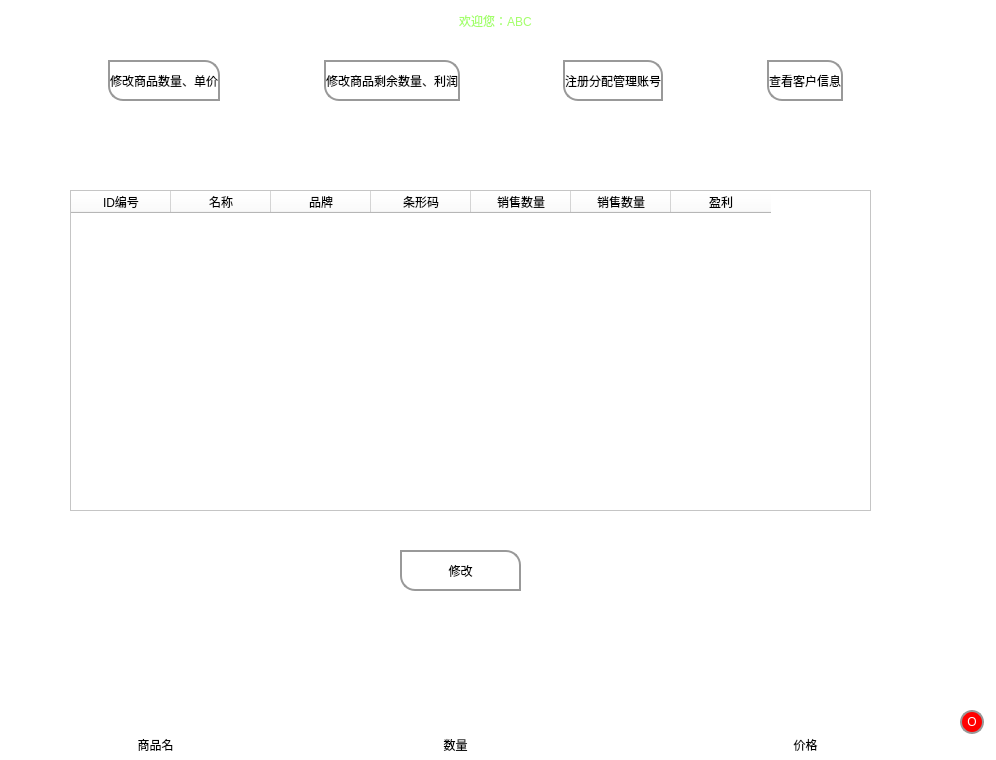
Old version of the form storeUi/store.ui in the repository 97CBR/drivesSystem.
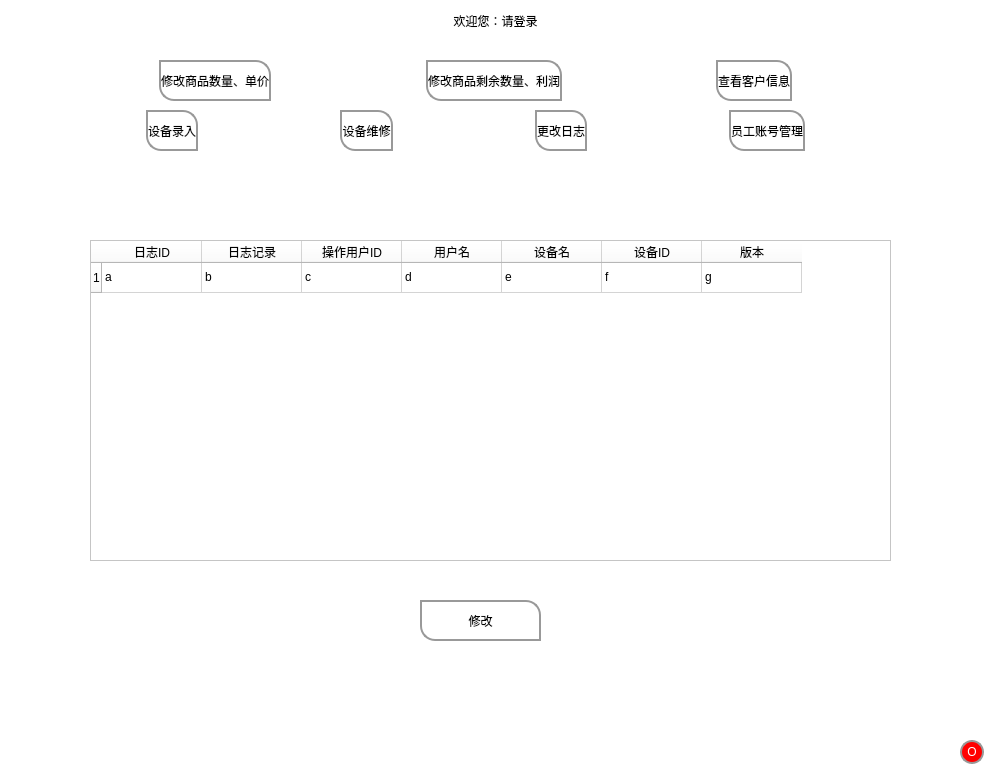
New version of the form. The open tabs and pages were chosen to show the change. Icons and pictures are not drawn.

Commit message: 修改登录页面样式 对管理员页面进行重构 对函数名、变量名进行规范化清理

The edit to the form file:
```diff
--- a/storeUi/store.ui
+++ b/storeUi/store.ui
@@ -6,8 +6,8 @@
    <rect>
     <x>0</x>
     <y>0</y>
-    <width>996</width>
-    <height>760</height>
+    <width>993</width>
+    <height>765</height>
    </rect>
   </property>
   <property name="windowTitle">
@@ -41,7 +41,7 @@
       <x>0</x>
       <y>40</y>
       <width>991</width>
-      <height>671</height>
+      <height>691</height>
      </rect>
     </property>
     <property name="styleSheet">
@@ -858,32 +858,6 @@
          </property>
         </spacer>
        </item>
-       <item>
-        <widget class="QPushButton" name="manager_user">
-         <property name="sizePolicy">
-          <sizepolicy hsizetype="Minimum" vsizetype="Preferred">
-           <horstretch>0</horstretch>
-           <verstretch>0</verstretch>
-          </sizepolicy>
-         </property>
-         <property name="text">
-          <string>注册分配管理账号</string>
-         </property>
-        </widget>
-       </item>
-       <item>
-        <spacer name="horizontalSpacer_9">
-         <property name="orientation">
-          <enum>Qt::Horizontal</enum>
-         </property>
-         <property name="sizeHint" stdset="0">
-          <size>
-           <width>40</width>
-           <height>20</height>
-          </size>
-         </property>
-        </spacer>
-       </item>
        <item>
         <widget class="QPushButton" name="customer_button">
          <property name="sizePolicy">
@@ -915,10 +889,10 @@
      <widget class="QStackedWidget" name="adminstacked">
       <property name="geometry">
        <rect>
-        <x>10</x>
-        <y>80</y>
-        <width>931</width>
-        <height>551</height>
+        <x>30</x>
+        <y>130</y>
+        <width>911</width>
+        <height>561</height>
        </rect>
       </property>
       <property name="styleSheet">
@@ -1425,41 +1399,81 @@
           <height>321</height>
          </rect>
         </property>
+        <row>
+         <property name="text">
+          <string>1</string>
+         </property>
+        </row>
         <column>
          <property name="text">
-          <string>ID编号</string>
+          <string>日志ID</string>
          </property>
         </column>
         <column>
          <property name="text">
-          <string>名称</string>
+          <string>日志记录</string>
          </property>
         </column>
         <column>
          <property name="text">
-          <string>品牌</string>
+          <string>操作用户ID</string>
          </property>
         </column>
         <column>
          <property name="text">
-          <string>条形码</string>
+          <string>用户名</string>
          </property>
         </column>
         <column>
          <property name="text">
-          <string>销售数量</string>
+          <string>设备名</string>
          </property>
         </column>
         <column>
          <property name="text">
-          <string>销售数量</string>
+          <string>设备ID</string>
          </property>
         </column>
         <column>
          <property name="text">
-          <string>盈利</string>
+          <string>版本</string>
          </property>
         </column>
+        <item row="0" column="0">
+         <property name="text">
+          <string>a</string>
+         </property>
+        </item>
+        <item row="0" column="1">
+         <property name="text">
+          <string>b</string>
+         </property>
+        </item>
+        <item row="0" column="2">
+         <property name="text">
+          <string>c</string>
+         </property>
+        </item>
+        <item row="0" column="3">
+         <property name="text">
+          <string>d</string>
+         </property>
+        </item>
+        <item row="0" column="4">
+         <property name="text">
+          <string>e</string>
+         </property>
+        </item>
+        <item row="0" column="5">
+         <property name="text">
+          <string>f</string>
+         </property>
+        </item>
+        <item row="0" column="6">
+         <property name="text">
+          <string>g</string>
+         </property>
+        </item>
        </widget>
        <widget class="QPushButton" name="ware_change_2">
         <property name="geometry">
@@ -1476,6 +1490,135 @@
        </widget>
       </widget>
      </widget>
+     <widget class="QWidget" name="horizontalLayoutWidget_7">
+      <property name="geometry">
+       <rect>
+        <x>10</x>
+        <y>70</y>
+        <width>931</width>
+        <height>41</height>
+       </rect>
+      </property>
+      <layout class="QHBoxLayout" name="horizontalLayout_24">
+       <item>
+        <spacer name="horizontalSpacer_14">
+         <property name="orientation">
+          <enum>Qt::Horizontal</enum>
+         </property>
+         <property name="sizeHint" stdset="0">
+          <size>
+           <width>40</width>
+           <height>20</height>
+          </size>
+         </property>
+        </spacer>
+       </item>
+       <item>
+        <widget class="QPushButton" name="record_drives">
+         <property name="sizePolicy">
+          <sizepolicy hsizetype="Minimum" vsizetype="Preferred">
+           <horstretch>0</horstretch>
+           <verstretch>0</verstretch>
+          </sizepolicy>
+         </property>
+         <property name="text">
+          <string>设备录入</string>
+         </property>
+        </widget>
+       </item>
+       <item>
+        <spacer name="horizontalSpacer_15">
+         <property name="orientation">
+          <enum>Qt::Horizontal</enum>
+         </property>
+         <property name="sizeHint" stdset="0">
+          <size>
+           <width>40</width>
+           <height>20</height>
+          </size>
+         </property>
+        </spacer>
+       </item>
+       <item>
+        <widget class="QPushButton" name="fix_drives">
+         <property name="sizePolicy">
+          <sizepolicy hsizetype="Minimum" vsizetype="Preferred">
+           <horstretch>0</horstretch>
+           <verstretch>0</verstretch>
+          </sizepolicy>
+         </property>
+         <property name="text">
+          <string>设备维修</string>
+         </property>
+        </widget>
+       </item>
+       <item>
+        <spacer name="horizontalSpacer_16">
+         <property name="orientation">
+          <enum>Qt::Horizontal</enum>
+         </property>
+         <property name="sizeHint" stdset="0">
+          <size>
+           <width>40</width>
+           <height>20</height>
+          </size>
+         </property>
+        </spacer>
+       </item>
+       <item>
+        <widget class="QPushButton" name="change_logs">
+         <property name="sizePolicy">
+          <sizepolicy hsizetype="Minimum" vsizetype="Preferred">
+           <horstretch>0</horstretch>
+           <verstretch>0</verstretch>
+          </sizepolicy>
+         </property>
+         <property name="text">
+          <string>更改日志</string>
+         </property>
+        </widget>
+       </item>
+       <item>
+        <spacer name="horizontalSpacer_9">
+         <property name="orientation">
+          <enum>Qt::Horizontal</enum>
+         </property>
+         <property name="sizeHint" stdset="0">
+          <size>
+           <width>40</width>
+           <height>20</height>
+          </size>
+         </property>
+        </spacer>
+       </item>
+       <item>
+        <widget class="QPushButton" name="manager_user">
+         <property name="sizePolicy">
+          <sizepolicy hsizetype="Minimum" vsizetype="Preferred">
+           <horstretch>0</horstretch>
+           <verstretch>0</verstretch>
+          </sizepolicy>
+         </property>
+         <property name="text">
+          <string>员工账号管理</string>
+         </property>
+        </widget>
+       </item>
+       <item>
+        <spacer name="horizontalSpacer_18">
+         <property name="orientation">
+          <enum>Qt::Horizontal</enum>
+         </property>
+         <property name="sizeHint" stdset="0">
+          <size>
+           <width>40</width>
+           <height>20</height>
+          </size>
+         </property>
+        </spacer>
+       </item>
+      </layout>
+     </widget>
     </widget>
     <widget class="QWidget" name="salewidget">
      <widget class="QWidget" name="horizontalLayoutWidget_6">
@@ -1798,64 +1941,6 @@
      </widget>
     </widget>
    </widget>
-   <widget class="QWidget" name="mylist" native="true">
-    <property name="geometry">
-     <rect>
-      <x>80</x>
-      <y>730</y>
-      <width>820</width>
-      <height>30</height>
-     </rect>
-    </property>
-    <widget class="QLabel" name="listname">
-     <property name="geometry">
-      <rect>
-       <x>0</x>
-       <y>0</y>
-       <width>151</width>
-       <height>30</height>
-      </rect>
-     </property>
-     <property name="text">
-      <string>商品名</string>
-     </property>
-     <property name="alignment">
-      <set>Qt::AlignCenter</set>
-     </property>
-    </widget>
-    <widget class="QLabel" name="listnum">
-     <property name="geometry">
-      <rect>
-       <x>300</x>
-       <y>0</y>
-       <width>151</width>
-       <height>30</height>
-      </rect>
-     </property>
-     <property name="text">
-      <string>数量</string>
-     </property>
-     <property name="alignment">
-      <set>Qt::AlignCenter</set>
-     </property>
-    </widget>
-    <widget class="QLabel" name="listprice">
-     <property name="geometry">
-      <rect>
-       <x>650</x>
-       <y>0</y>
-       <width>151</width>
-       <height>30</height>
-      </rect>
-     </property>
-     <property name="text">
-      <string>价格</string>
-     </property>
-     <property name="alignment">
-      <set>Qt::AlignCenter</set>
-     </property>
-    </widget>
-   </widget>
    <widget class="QWidget" name="horizontalLayoutWidget_5">
     <property name="geometry">
      <rect>
@@ -1870,10 +1955,10 @@
       <widget class="QLabel" name="welcomeUser">
        <property name="styleSheet">
         <string notr="true">font: 20pt &quot;楷体&quot;;
-color:rgb(164, 255, 107)</string>
+</string>
        </property>
        <property name="text">
-        <string>欢迎您：ABC</string>
+        <string>欢迎您：请登录</string>
        </property>
        <property name="alignment">
         <set>Qt::AlignCenter</set>
@@ -1886,7 +1971,7 @@
     <property name="geometry">
      <rect>
       <x>960</x>
-      <y>710</y>
+      <y>740</y>
       <width>24</width>
       <height>24</height>
      </rect>
```
Left out of the diff: 238 changed lines with no effect on the pictures. The commit also changes 7 other files.
